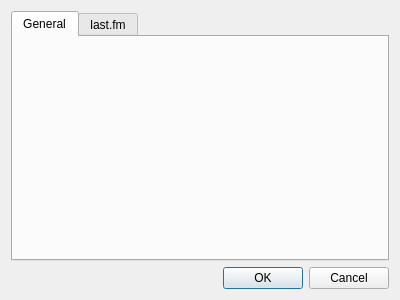
Qt form settingswindow.ui (shrayas/playa) before a commit.
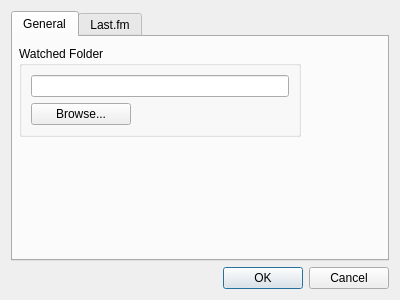
The same form after that commit. The open tabs and pages were chosen to show the change.

Commit message: add ui folder watch, lastfm auth bt

Diff of the .ui file:
```diff
--- a/settingswindow.ui
+++ b/settingswindow.ui
@@ -10,12 +10,30 @@
     <height>300</height>
    </rect>
   </property>
+  <property name="sizePolicy">
+   <sizepolicy hsizetype="Expanding" vsizetype="Expanding">
+    <horstretch>0</horstretch>
+    <verstretch>0</verstretch>
+   </sizepolicy>
+  </property>
   <property name="windowTitle">
    <string>Dialog</string>
   </property>
-  <layout class="QVBoxLayout" name="verticalLayout">
-   <item>
+  <property name="modal">
+   <bool>true</bool>
+  </property>
+  <layout class="QGridLayout" name="gridLayout_2">
+   <property name="sizeConstraint">
+    <enum>QLayout::SetMinimumSize</enum>
+   </property>
+   <item row="0" column="0">
     <widget class="QTabWidget" name="tabWidget">
+     <property name="sizePolicy">
+      <sizepolicy hsizetype="Expanding" vsizetype="Expanding">
+       <horstretch>0</horstretch>
+       <verstretch>0</verstretch>
+      </sizepolicy>
+     </property>
      <property name="currentIndex">
       <number>1</number>
      </property>
@@ -23,10 +41,78 @@
       <attribute name="title">
        <string>General</string>
       </attribute>
+      <widget class="QWidget" name="setttab_widget" native="true">
+       <property name="geometry">
+        <rect>
+         <x>0</x>
+         <y>0</y>
+         <width>294</width>
+         <height>110</height>
+        </rect>
+       </property>
+       <property name="sizePolicy">
+        <sizepolicy hsizetype="Preferred" vsizetype="Maximum">
+         <horstretch>0</horstretch>
+         <verstretch>0</verstretch>
+        </sizepolicy>
+       </property>
+       <layout class="QGridLayout" name="gridLayout_4">
+        <property name="leftMargin">
+         <number>6</number>
+        </property>
+        <property name="topMargin">
+         <number>6</number>
+        </property>
+        <property name="rightMargin">
+         <number>6</number>
+        </property>
+        <property name="bottomMargin">
+         <number>6</number>
+        </property>
+        <item row="0" column="0">
+         <widget class="QGroupBox" name="watched_folder_box">
+          <property name="sizePolicy">
+           <sizepolicy hsizetype="Preferred" vsizetype="Maximum">
+            <horstretch>0</horstretch>
+            <verstretch>0</verstretch>
+           </sizepolicy>
+          </property>
+          <property name="title">
+           <string>Watched Folder</string>
+          </property>
+          <layout class="QGridLayout" name="gridLayout_3">
+           <item row="1" column="0">
+            <widget class="QLineEdit" name="watch_dir">
+             <property name="minimumSize">
+              <size>
+               <width>250</width>
+               <height>0</height>
+              </size>
+             </property>
+            </widget>
+           </item>
+           <item row="2" column="0">
+            <widget class="QPushButton" name="folder_browse">
+             <property name="maximumSize">
+              <size>
+               <width>100</width>
+               <height>16777215</height>
+              </size>
+             </property>
+             <property name="text">
+              <string>Browse...</string>
+             </property>
+            </widget>
+           </item>
+          </layout>
+         </widget>
+        </item>
+       </layout>
+      </widget>
      </widget>
      <widget class="QWidget" name="lastfm_tab">
       <attribute name="title">
-       <string>last.fm</string>
+       <string>Last.fm</string>
       </attribute>
       <widget class="QWidget" name="widget" native="true">
        <property name="enabled">
```
Left out of the diff: 56 changed lines with no effect on the pictures. The commit also changes 9 other files.
